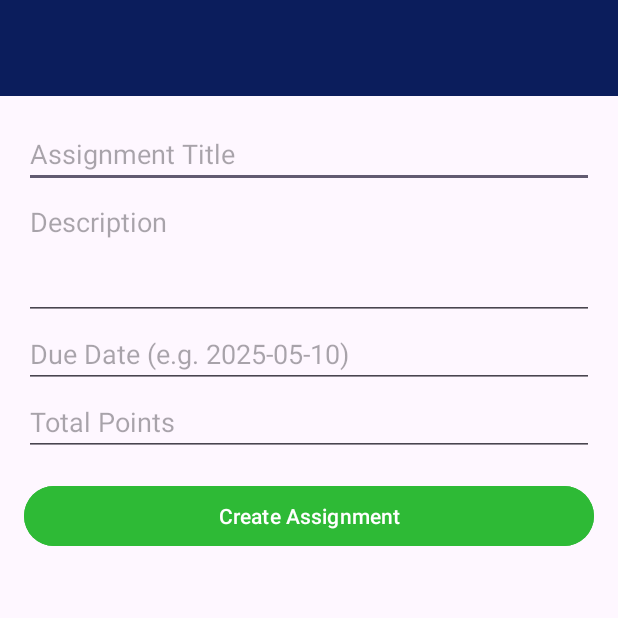
After one commit to Mian-JunaidBabar/GoLearn-LMS-android-app, an Android app: the AddAssignmentActivity screen opened directly, with no data from a screen before it, on a phone screen of 412 x 824 dp, the top half of it. The commit adds this screen. Run offline under Robolectric (Android 15) with nearby library versions, the phone set to English and light mode, and no system bars.

Commit message:
added the AddAssignmentActivity

```diff
--- a/app/src/main/AndroidManifest.xml
+++ b/app/src/main/AndroidManifest.xml
@@ -12,6 +12,9 @@
         android:supportsRtl="true"
         android:theme="@style/Theme.MAD_Project"
         tools:targetApi="31">
+        <activity
+            android:name=".AddAssignmentActivity"
+            android:exported="false" />
         <activity
             android:name=".AssignmentSubmissionsActivity"
             android:exported="false" />
--- /dev/null
+++ b/app/src/main/java/com/example/mad_project/AddAssignmentActivity.java
@@ -0,0 +1,24 @@
+package com.example.mad_project;
+
+import android.os.Bundle;
+
+import androidx.activity.EdgeToEdge;
+import androidx.appcompat.app.AppCompatActivity;
+import androidx.core.graphics.Insets;
+import androidx.core.view.ViewCompat;
+import androidx.core.view.WindowInsetsCompat;
+
+public class AddAssignmentActivity extends AppCompatActivity {
+
+    @Override
+    protected void onCreate(Bundle savedInstanceState) {
+        super.onCreate(savedInstanceState);
+        EdgeToEdge.enable(this);
+        setContentView(R.layout.activity_add_assignment);
+        ViewCompat.setOnApplyWindowInsetsListener(findViewById(R.id.main), (v, insets) -> {
+            Insets systemBars = insets.getInsets(WindowInsetsCompat.Type.systemBars());
+            v.setPadding(systemBars.left, systemBars.top, systemBars.right, systemBars.bottom);
+            return insets;
+        });
+    }
+}
--- a/app/src/main/java/com/example/mad_project/fragment/ManageHomeFragment.java
+++ b/app/src/main/java/com/example/mad_project/fragment/ManageHomeFragment.java
@@ -19,6 +19,7 @@ import androidx.fragment.app.Fragment;
 import androidx.recyclerview.widget.LinearLayoutManager;
 import androidx.recyclerview.widget.RecyclerView;
 
+import com.example.mad_project.AddAssignmentActivity;
 import com.example.mad_project.R;
 import com.example.mad_project.adapter.AssignmentAdapter;
 import com.example.mad_project.model.AssignmentItem;
@@ -85,7 +86,9 @@ public class ManageHomeFragment extends Fragment {
 
         // Add assignment button click listener
         addAssignmentButton.setOnClickListener(v -> {
-            Toast.makeText(getContext(), "Add Assignment clicked", Toast.LENGTH_SHORT).show();
+            // Handle add assignment action
+            Intent intent = new Intent(getContext(), AddAssignmentActivity.class);
+            startActivity(intent);
         });
 
         return view;
--- /dev/null
+++ b/app/src/main/res/layout/activity_add_assignment.xml
@@ -0,0 +1,61 @@
+<?xml version="1.0" encoding="utf-8"?>
+<LinearLayout xmlns:android="http://schemas.android.com/apk/res/android"
+    android:id="@+id/main"
+    android:layout_width="match_parent"
+    android:layout_height="match_parent"
+    android:orientation="vertical">
+
+    <androidx.appcompat.widget.Toolbar
+        android:id="@+id/toolbar"
+        android:layout_width="match_parent"
+        android:layout_height="?attr/actionBarSize"
+        android:background="@color/primaryColor"
+        android:theme="@style/ThemeOverlay.AppCompat.Dark.ActionBar" />
+
+    <ScrollView
+        android:layout_width="match_parent"
+        android:layout_height="match_parent"
+        android:padding="16dp">
+
+        <LinearLayout
+            android:layout_width="match_parent"
+            android:layout_height="wrap_content"
+            android:orientation="vertical">
+
+            <EditText
+                android:id="@+id/et_assignment_title"
+                android:layout_width="match_parent"
+                android:layout_height="wrap_content"
+                android:hint="Assignment Title" />
+
+            <EditText
+                android:id="@+id/et_assignment_description"
+                android:layout_width="match_parent"
+                android:layout_height="wrap_content"
+                android:gravity="top"
+                android:hint="Description"
+                android:minLines="3" />
+
+            <EditText
+                android:id="@+id/et_due_date"
+                android:layout_width="match_parent"
+                android:layout_height="wrap_content"
+                android:hint="Due Date (e.g. 2025-05-10)" />
+
+            <EditText
+                android:id="@+id/et_total_points"
+                android:layout_width="match_parent"
+                android:layout_height="wrap_content"
+                android:hint="Total Points"
+                android:inputType="number" />
+
+            <Button
+                android:id="@+id/btn_submit_assignment"
+                android:layout_width="match_parent"
+                android:layout_height="wrap_content"
+                android:layout_marginTop="16dp"
+                android:backgroundTint="@color/freshGreen"
+                android:text="Create Assignment" />
+        </LinearLayout>
+    </ScrollView>
+</LinearLayout>
```
